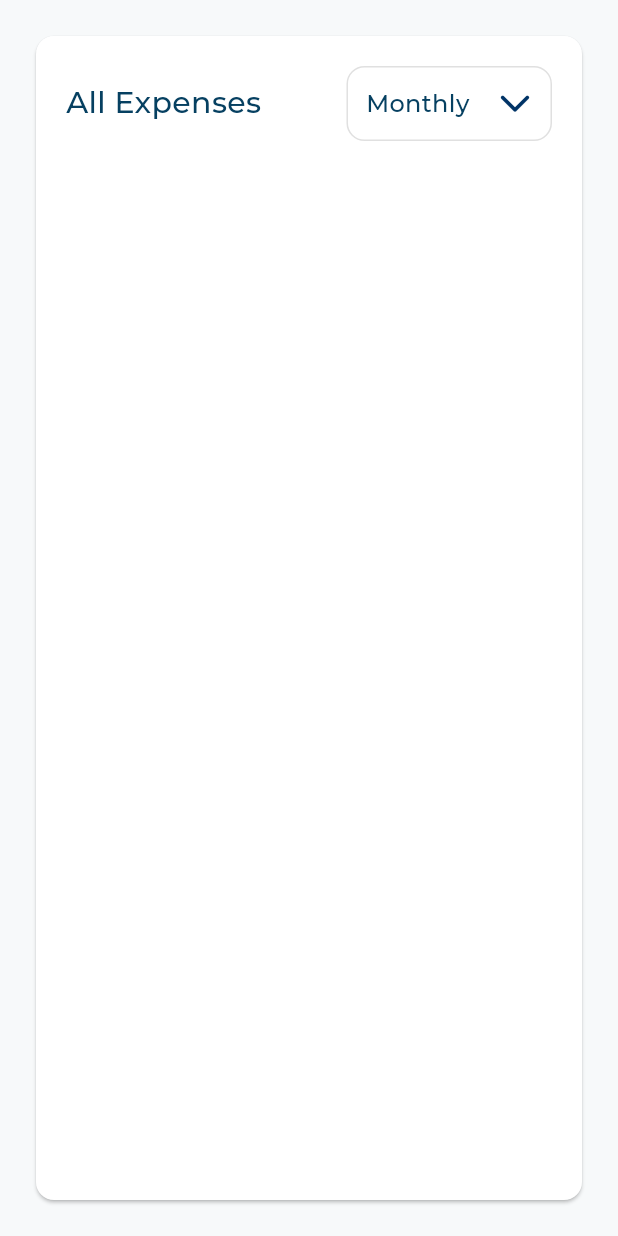
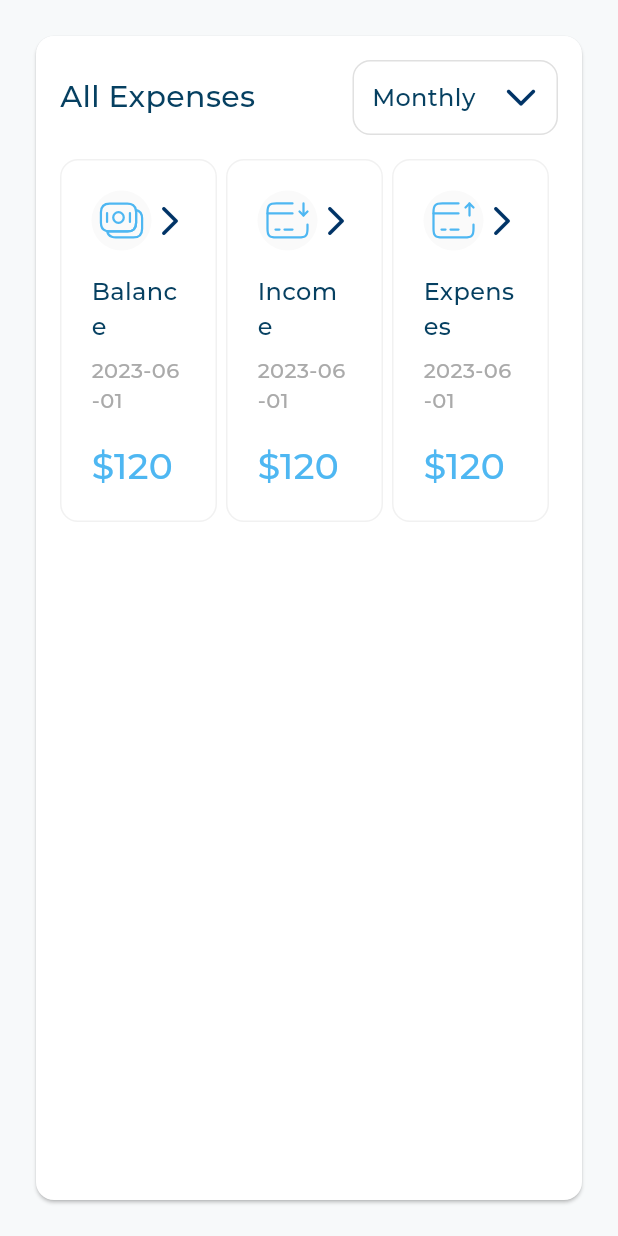
Before and after one commit to x00Adham/adaptive_dashboard, a Flutter app: the MyexpensesWidget widget shown alone on an empty page, opened directly, on a phone screen of 412 x 824 dp. Run offline on Flutter 3.47's test engine with Material 3 defaults, Android fonts, the phone set to English and light mode, and no system bars; our stand-ins replace flutter_svg; project files that could hold a hidden picture were left out.

Commit message:
Add MyexpensesItemMode and MyexpensesItemWidget => done

```diff
--- /dev/null
+++ b/lib/model/myexpenses_item_model.dart
@@ -0,0 +1,9 @@
+
+
+class MyexpensesItemModel {
+ final String image,title,date,value;
+
+
+  MyexpensesItemModel({required this.image, required this.title, required this.date, required this.value});
+
+}
--- /dev/null
+++ b/lib/widget/myexpense_item_header_widget.dart
@@ -0,0 +1,21 @@
+import 'package:flutter/material.dart';
+import 'package:flutter_svg/svg.dart';
+
+class MyexpenseItemHeader extends StatelessWidget {
+  const MyexpenseItemHeader({super.key, required this.image});
+  final String image;
+
+  @override
+  Widget build(BuildContext context) {
+    return Row(
+      children: [
+        CircleAvatar(
+          backgroundColor: Color(0xffFAFAFA),
+          child: SvgPicture.asset(image),
+        ),
+        Spacer(),
+        Icon(Icons.arrow_forward_ios_rounded, color: Color(0xFF003366)),
+      ],
+    );
+  }
+}
--- /dev/null
+++ b/lib/widget/myexpenses_item_widget.dart
@@ -0,0 +1,37 @@
+import 'package:adaptive_dashboard/model/myexpenses_item_model.dart';
+import 'package:adaptive_dashboard/utils/app_styles.dart';
+import 'package:adaptive_dashboard/widget/myexpense_item_header_widget.dart';
+import 'package:flutter/material.dart';
+
+class MyexpensesItemWidget extends StatelessWidget {
+  const MyexpensesItemWidget({super.key, required this.expensesItem});
+  final MyexpensesItemModel expensesItem;
+
+  @override
+  Widget build(BuildContext context) {
+    return Container(
+      padding: EdgeInsets.all(20),
+      decoration: ShapeDecoration(
+        color: Color(0xffFFFFFF),
+        shape: RoundedRectangleBorder(
+          borderRadius: BorderRadius.circular(12),
+
+          side: BorderSide(color: Color(0xFFF1F1F1)), // Example border color
+        ),
+      ),
+      child: Column(
+        crossAxisAlignment: CrossAxisAlignment.start,
+        children: [
+          MyexpenseItemHeader(image: expensesItem.image),
+
+          SizedBox(height: 16),
+          Text(expensesItem.title, style: AppStyles.styleSemiBold16()),
+          SizedBox(height: 8),
+          Text(expensesItem.date, style: AppStyles.styleRegular14()),
+          SizedBox(height: 16),
+          Text(expensesItem.value, style: AppStyles.styleSemiBold24()),
+        ],
+      ),
+    );
+  }
+}
--- a/lib/widget/myexpenses_widget.dart
+++ b/lib/widget/myexpenses_widget.dart
@@ -1,3 +1,6 @@
+import 'package:adaptive_dashboard/model/myexpenses_item_model.dart';
+import 'package:adaptive_dashboard/utils/app_images.dart';
+import 'package:adaptive_dashboard/widget/myexpenses_item_widget.dart';
 import 'package:adaptive_dashboard/widget/myexpensesheaderwidget.dart';
 import 'package:flutter/material.dart';
 
@@ -6,18 +9,53 @@ class MyexpensesWidget extends StatelessWidget {
 
   @override
   Widget build(BuildContext context) {
+    // Example data, replace with your actual data source
+    final items = [
+      MyexpensesItemModel(
+        image: Assets.assetsImagesBalance,
+        title: 'Balance',
+        date: '2023-06-01',
+        value: '\$120',
+      ),
+      MyexpensesItemModel(
+        image: Assets.assetsImagesIncome,
+        title: 'Income',
+        date: '2023-06-01',
+        value: '\$120',
+      ),
+      MyexpensesItemModel(
+        image: Assets.assetsImagesExpenses,
+        title: 'Expenses',
+        date: '2023-06-01',
+        value: '\$120',
+      ),
+      // Add more items as needed
+    ];
+
     return Padding(
       padding: const EdgeInsets.all(20.0),
       child: Card(
         color: Color(0xffFFFFFF),
         child: Padding(
-          padding: const EdgeInsets.all(20),
+          padding: const EdgeInsets.all(16.0),
           child: Column(
+            crossAxisAlignment: CrossAxisAlignment.start,
             children: [
               MyexpensesHeaderWidget(),
-              SizedBox(height: 18),
-
-              ],
+              SizedBox(height: 16),
+              Row(
+                children: [
+                  ...items.map(
+                    (item) => Expanded(
+                      child: Padding(
+                        padding: const EdgeInsets.only(right: 6.0),
+                        child: MyexpensesItemWidget(expensesItem: item),
+                      ),
+                    ),
+                  ),
+                ],
+              ),
+            ],
           ),
         ),
       ),
```
